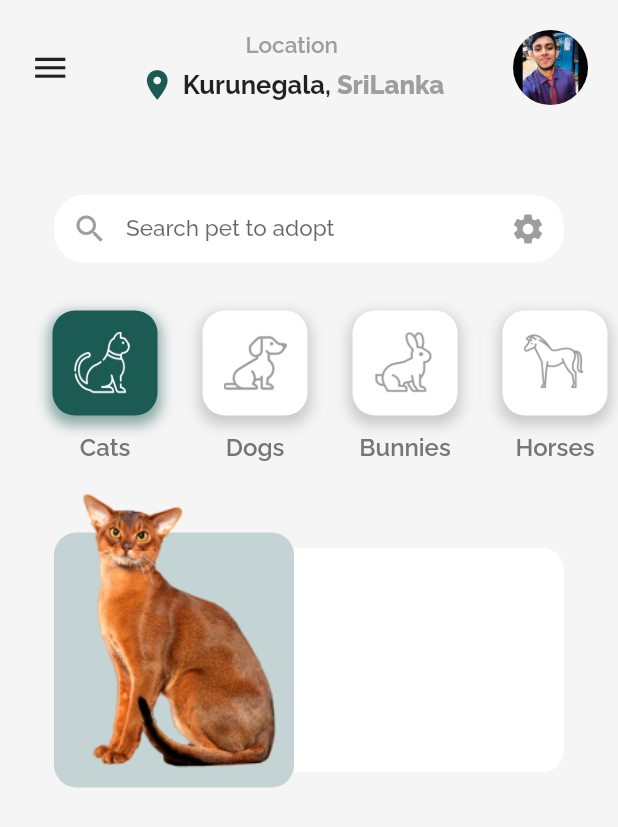
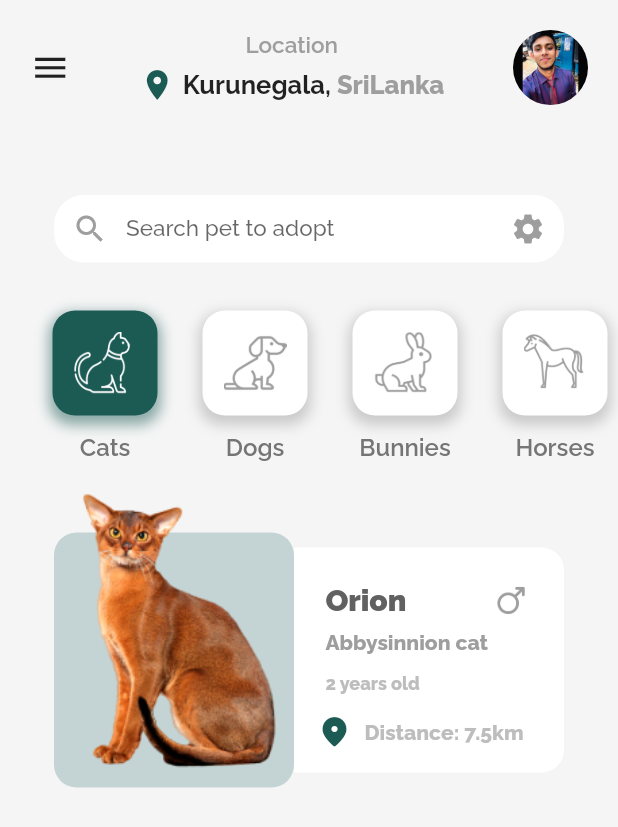
Before and after one commit to Shehan82/flutter-ui-with-drawer, a Flutter app: the screen it shows after launch, on a phone screen of 412 x 824 dp. Shown: the top 827 px of the screen. Run offline on Flutter 3.47's test engine with Material 2 defaults, Android fonts, the light colour scheme and no system bars; our stand-ins replace font_awesome_flutter, google_fonts.

Commit message:
added animal details container

```diff
--- a/lib/screens/home.dart
+++ b/lib/screens/home.dart
@@ -1,6 +1,7 @@
 import 'package:flutter/material.dart';
 import 'package:flutter/rendering.dart';
 import 'package:flutter_ui_with_drawer/configuration.dart';
+import 'package:font_awesome_flutter/font_awesome_flutter.dart';
 import 'package:google_fonts/google_fonts.dart';
 
 class HomeScreen extends StatefulWidget {
@@ -266,11 +267,80 @@ class _HomeScreenState extends State<HomeScreen> {
                           width: 180,
                           height: 200,
                           margin: EdgeInsets.only(top: 40, bottom: 10),
+                          padding: EdgeInsets.all(15),
                           decoration: BoxDecoration(
                               color: Colors.white,
                               borderRadius: BorderRadius.only(
                                   topRight: Radius.circular(15),
                                   bottomRight: Radius.circular(15))),
+                          child: Column(
+                            children: [
+                              Container(
+                                // color: Colors.grey,
+                                margin: EdgeInsets.only(left: 6),
+                                child: Row(
+                                  mainAxisAlignment:
+                                      MainAxisAlignment.spaceBetween,
+                                  children: [
+                                    Text(
+                                      "Orion",
+                                      style: GoogleFonts.raleway(
+                                          fontSize: 20,
+                                          fontWeight: FontWeight.w900,
+                                          color: Colors.grey[700]),
+                                    ),
+                                    Container(
+                                      width: 40,
+                                      height: 40,
+                                      // color: Colors.green,
+                                      child: Image.asset(
+                                        'assets/images/male.png',
+                                        color: Colors.grey[500],
+                                      ),
+                                    )
+                                  ],
+                                ),
+                              ),
+                              Container(
+                                margin: EdgeInsets.only(left: 6),
+                                alignment: Alignment.centerLeft,
+                                child: Text("Abbysinnion cat",
+                                    style: GoogleFonts.raleway(
+                                        fontSize: 14,
+                                        fontWeight: FontWeight.w800,
+                                        color: Colors.grey[500])),
+                              ),
+                              Container(
+                                margin: EdgeInsets.only(top: 13, left: 6),
+                                alignment: Alignment.centerLeft,
+                                child: Text("2 years old",
+                                    style: GoogleFonts.raleway(
+                                        fontSize: 12,
+                                        fontWeight: FontWeight.w800,
+                                        color: Colors.grey[400])),
+                              ),
+                              Container(
+                                margin: EdgeInsets.only(
+                                  top: 13,
+                                ),
+                                // color: Colors.green,
+                                child: Row(
+                                  mainAxisAlignment: MainAxisAlignment.start,
+                                  children: [
+                                    Icon(Icons.location_on_rounded,
+                                        color: primaryGreen),
+                                    Container(
+                                        margin: EdgeInsets.only(left: 8),
+                                        child: Text("Distance: 7.5km",
+                                            style: GoogleFonts.raleway(
+                                                fontSize: 14,
+                                                fontWeight: FontWeight.w800,
+                                                color: Colors.grey[400])))
+                                  ],
+                                ),
+                              )
+                            ],
+                          ),
                         )
                       ],
                     ),
```
Also changed, not shown: assets/images/male.png (added).
